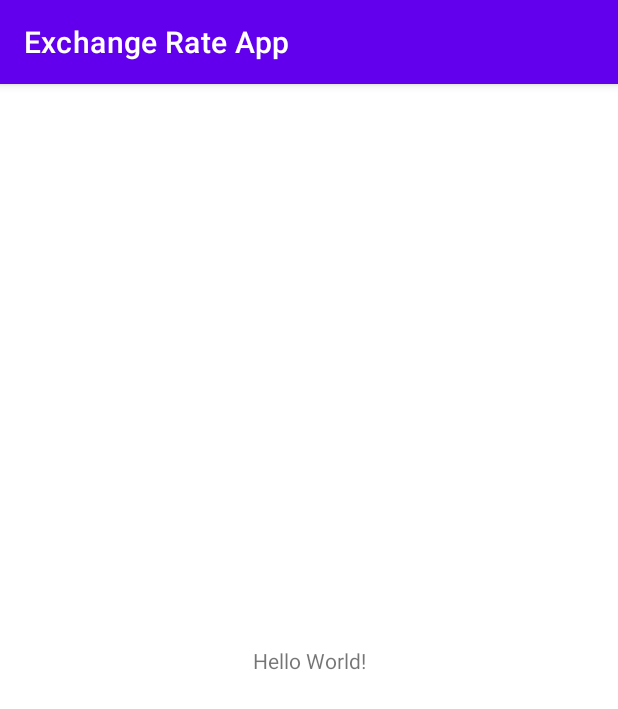
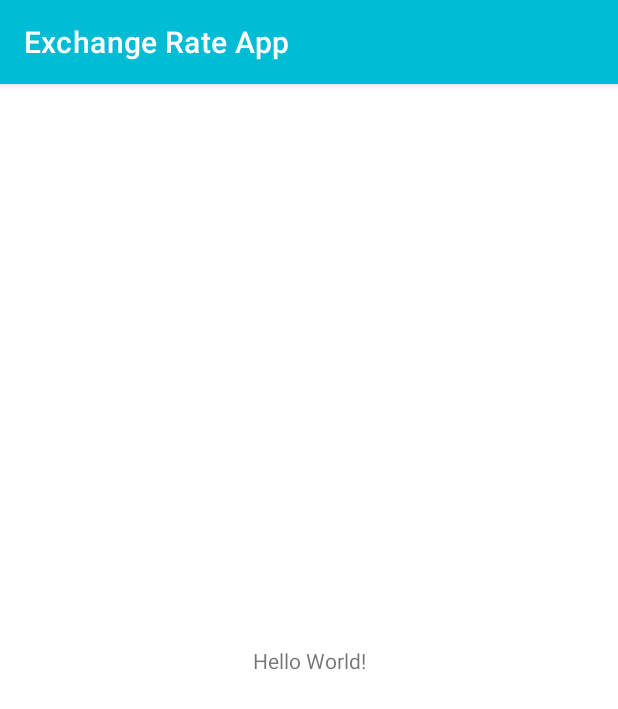
Before and after one commit to itzae/exchange_rate_app, an Android app: the screen it shows after launch (MainActivity), on a phone screen of 412 x 824 dp. Shown: the top 709 px of the screen. Run offline under Robolectric (Android 15) with nearby library versions, the phone set to English and light mode, and no system bars.

Commit message:
Task: #1 Added the corresponding colors to use in the application theme

```diff
--- a/app/src/main/res/values-night/themes.xml
+++ b/app/src/main/res/values-night/themes.xml
@@ -2,15 +2,14 @@
     <!-- Base application theme. -->
     <style name="Theme.ExchangeRateApp" parent="Theme.MaterialComponents.DayNight.DarkActionBar">
         <!-- Primary brand color. -->
-        <item name="colorPrimary">@color/purple_200</item>
-        <item name="colorPrimaryVariant">@color/purple_700</item>
+        <item name="colorPrimary">@color/cyan_200</item>
+        <item name="colorPrimaryVariant">@color/cyan_700</item>
         <item name="colorOnPrimary">@color/black</item>
         <!-- Secondary brand color. -->
-        <item name="colorSecondary">@color/teal_200</item>
-        <item name="colorSecondaryVariant">@color/teal_200</item>
+        <item name="colorSecondary">@color/amber_200</item>
+        <item name="colorSecondaryVariant">@color/amber_200</item>
         <item name="colorOnSecondary">@color/black</item>
         <!-- Status bar color. -->
         <item name="android:statusBarColor" tools:targetApi="l">?attr/colorPrimaryVariant</item>
-        <!-- Customize your theme here. -->
     </style>
 </resources>
--- a/app/src/main/res/values/colors.xml
+++ b/app/src/main/res/values/colors.xml
@@ -1,10 +1,11 @@
 <?xml version="1.0" encoding="utf-8"?>
 <resources>
-    <color name="purple_200">#FFBB86FC</color>
-    <color name="purple_500">#FF6200EE</color>
-    <color name="purple_700">#FF3700B3</color>
-    <color name="teal_200">#FF03DAC5</color>
-    <color name="teal_700">#FF018786</color>
     <color name="black">#FF000000</color>
     <color name="white">#FFFFFFFF</color>
+    <color name="cyan_200">#80deea</color>
+    <color name="cyan_500">#00bcd4</color>
+    <color name="cyan_700">#0097a7</color>
+    <color name="amber_200">#ffe082</color>
+    <color name="amber_500">#ffc107</color>
+    <color name="amber_700">#ffa000</color>
 </resources>
--- a/app/src/main/res/values/themes.xml
+++ b/app/src/main/res/values/themes.xml
@@ -2,15 +2,14 @@
     <!-- Base application theme. -->
     <style name="Theme.ExchangeRateApp" parent="Theme.MaterialComponents.DayNight.DarkActionBar">
         <!-- Primary brand color. -->
-        <item name="colorPrimary">@color/purple_500</item>
-        <item name="colorPrimaryVariant">@color/purple_700</item>
-        <item name="colorOnPrimary">@color/white</item>
+        <item name="colorPrimary">@color/cyan_500</item>
+        <item name="colorPrimaryVariant">@color/cyan_700</item>
+        <item name="colorOnPrimary">@color/black</item>
         <!-- Secondary brand color. -->
-        <item name="colorSecondary">@color/teal_200</item>
-        <item name="colorSecondaryVariant">@color/teal_700</item>
+        <item name="colorSecondary">@color/amber_200</item>
+        <item name="colorSecondaryVariant">@color/amber_700</item>
         <item name="colorOnSecondary">@color/black</item>
         <!-- Status bar color. -->
         <item name="android:statusBarColor" tools:targetApi="l">?attr/colorPrimaryVariant</item>
-        <!-- Customize your theme here. -->
     </style>
 </resources>
```
